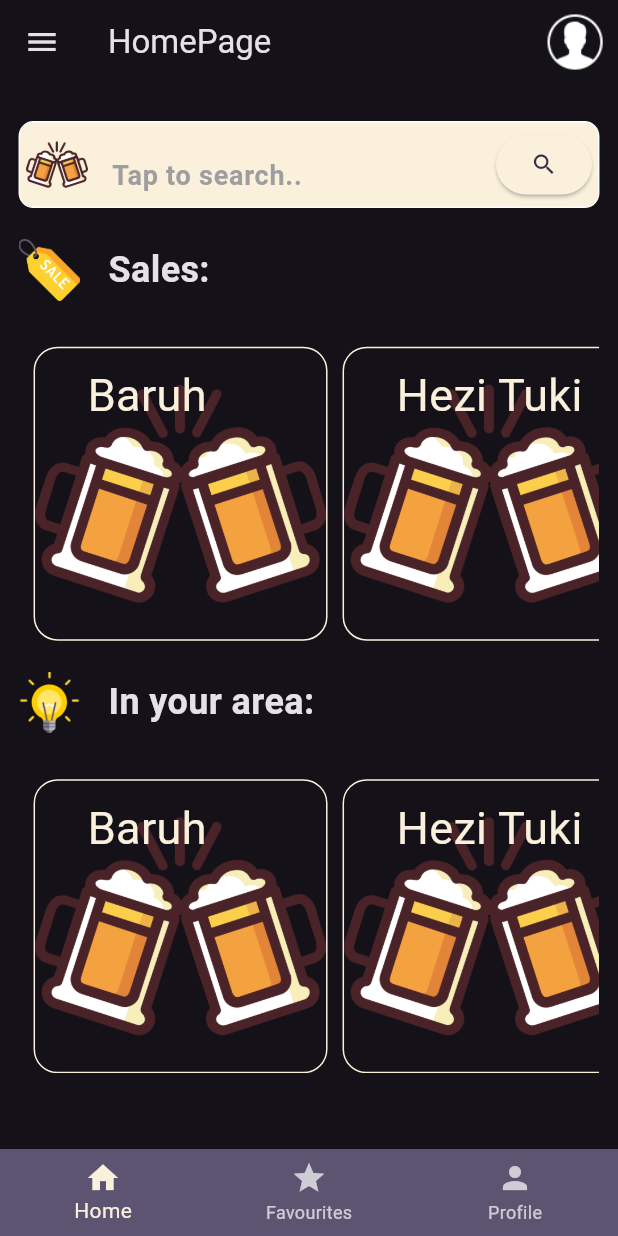
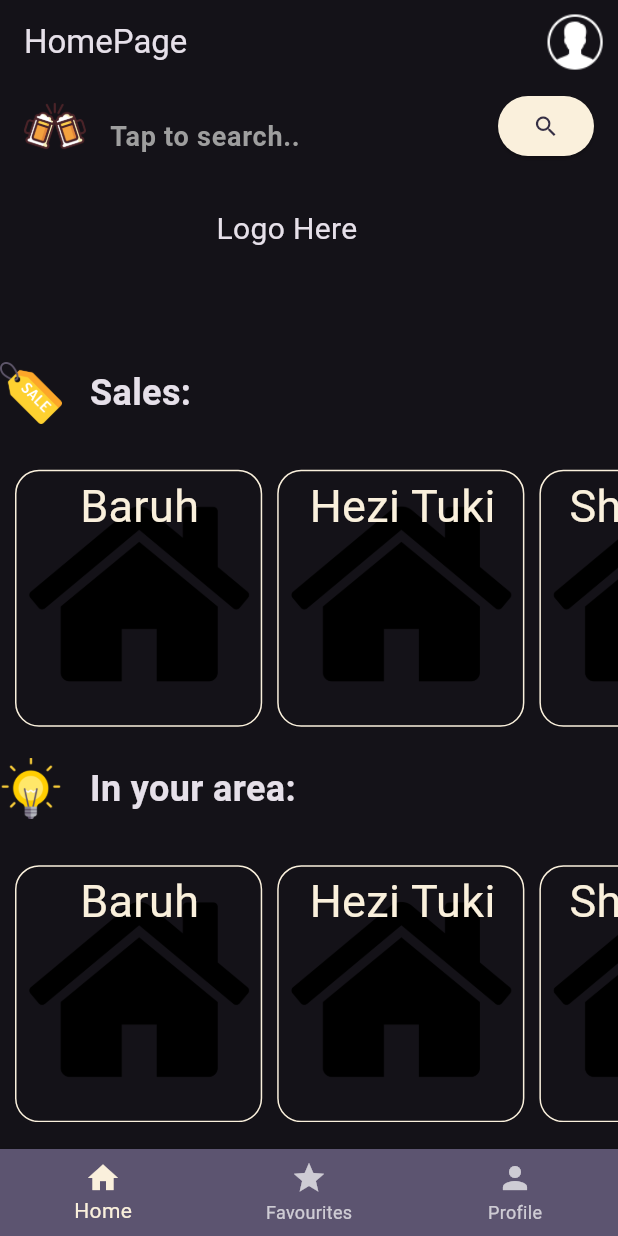
Before and after one commit to SimhaMarouani/everyBarApp, a Flutter app: the screen it shows after launch, on a phone screen of 412 x 824 dp. Run offline on Flutter 3.47's test engine with Material 2 defaults, Android fonts, the phone set to English and light mode, and no system bars; our stand-ins replace flutter_riverpod, google_fonts.

Commit message:
added silver app bar

```diff
--- /dev/null
+++ b/lib/screens/business_home_page.dart
@@ -0,0 +1,42 @@
+import 'package:flutter/material.dart';
+import 'package:flutter_riverpod/flutter_riverpod.dart';
+import 'package:iBar/models/business_model.dart';
+
+class BusinessHomePage extends ConsumerWidget {
+  const BusinessHomePage({
+    super.key,
+    required this.businessModel,
+  });
+  final Business businessModel;
+
+  @override
+  Widget build(BuildContext context, WidgetRef ref) {
+    return Scaffold(
+      drawer: null,
+      appBar: AppBar(
+        actions: [
+          IconButton(
+            onPressed: () {},
+            icon: AnimatedSwitcher(
+              duration: const Duration(milliseconds: 300),
+              transitionBuilder: (child, animation) {
+                return RotationTransition(
+                  turns: Tween<double>(begin: 0.5, end: 1.0).animate(animation),
+                  child: child,
+                );
+              },
+              child: const Icon(
+                Icons.star,
+              ),
+            ),
+          ),
+        ],
+        title: Text(businessModel.name),
+      ),
+      body: const Column(
+        crossAxisAlignment: CrossAxisAlignment.center,
+        children: [],
+      ),
+    );
+  }
+}
--- a/lib/screens/home_page.dart
+++ b/lib/screens/home_page.dart
@@ -40,23 +40,11 @@ class _MyWidgetState extends State<HomePage>
   Widget build(BuildContext context) {
     final deviceHeight = MediaQuery.of(context).size.height;
     final deviceWidth = MediaQuery.of(context).size.width;
-    return Padding(
-      padding: EdgeInsets.only(
-          left: deviceWidth * 0.03,
-          top: deviceHeight * 0.03,
-          right: deviceWidth * 0.03),
-      child: SingleChildScrollView(
-        child: Column(children: [
-          Container(
-            padding: const EdgeInsets.all(4.0),
-            decoration: BoxDecoration(
-              border: Border.all(color: Colors.white),
-              color: Theme.of(context)
-                  .colorScheme
-                  .secondary, // Remove the background color
-              borderRadius: BorderRadius.circular(10.0),
-            ),
-            child: Row(
+    return CustomScrollView(
+      slivers: [
+        SliverAppBar(
+          pinned: true,
+          title: Row(
             crossAxisAlignment: CrossAxisAlignment.end,
             children: [
               Expanded(
@@ -66,11 +54,15 @@ class _MyWidgetState extends State<HomePage>
                     color: Theme.of(context).colorScheme.primary,
                   ),
                   focusNode: _focusNode,
+                  onTap: () {
+                    // Set focus on tap
+                    _focusNode.requestFocus();
+                  },
                   onTapOutside: (event) => _focusNode.unfocus(),
                   decoration: InputDecoration(
                     labelText: 'Tap to search..',
-                        contentPadding: const EdgeInsets.symmetric(
-                            vertical: 0, horizontal: 0),
+                    contentPadding:
+                        const EdgeInsets.symmetric(vertical: 0, horizontal: 0),
                     labelStyle: const TextStyle(
                       fontSize: 18,
                       fontWeight: FontWeight.bold,
@@ -82,20 +74,48 @@ class _MyWidgetState extends State<HomePage>
                       'assests/beer.png',
                       width: deviceWidth * 0.1,
                       height: deviceHeight * 0.1,
-                        )),
+                    ),
+                  ),
                 ),
               ),
               ElevatedButton(
                 style: ElevatedButton.styleFrom(
                   padding: const EdgeInsets.all(10),
-                      backgroundColor: Theme.of(context).colorScheme.secondary),
-                  onPressed: () {},
+                  backgroundColor: Theme.of(context).colorScheme.secondary,
+                ),
+                onPressed: () {
+                  // Perform search action here
+                },
                 child: const Icon(Icons.search),
               ),
             ],
           ),
+          expandedHeight: deviceHeight * 0.2, // Set as needed
+          flexibleSpace: FlexibleSpaceBar(
+            background: Padding(
+              padding: EdgeInsets.only(
+                top: deviceHeight * 0.1,
+                left: deviceWidth * 0.35,
               ),
-          Row(mainAxisAlignment: MainAxisAlignment.start, children: [
+              child: Text(
+                'Logo Here',
+                style: TextStyle(
+                  color: Theme.of(context).colorScheme.onBackground,
+                  fontSize: 20,
+                ),
+              ),
+            ),
+          ),
+        ),
+        SliverList(
+          delegate: SliverChildBuilderDelegate(
+            (BuildContext context, int index) {
+              // Build your scrollable content here
+              return Column(
+                children: [
+                  Row(
+                    mainAxisAlignment: MainAxisAlignment.start,
+                    children: [
                       Image.asset(
                         "assests/sale-2.png",
                         width: deviceWidth * 0.1,
@@ -110,8 +130,13 @@ class _MyWidgetState extends State<HomePage>
                           fontWeight: FontWeight.bold,
                         ),
                       ),
-          ]),
-          BusinessList(animationController: _animationController, isList: true),
+                    ],
+                  ),
+                  BusinessList(
+                    animationController: _animationController,
+                    isList: true,
+                    bList: widget.availableBusinesses,
+                  ),
                   Row(mainAxisAlignment: MainAxisAlignment.start, children: [
                     Image.asset(
                       "assests/light.png",
@@ -131,9 +156,14 @@ class _MyWidgetState extends State<HomePage>
                   BusinessList(
                     animationController: _animationController,
                     isList: false,
+                    bList: widget.availableBusinesses,
                   ),
-        ]),
+                ],
+              );
+            },
           ),
+        ),
+      ],
     );
   }
 }
--- a/lib/screens/tabs.dart
+++ b/lib/screens/tabs.dart
@@ -33,7 +33,6 @@ class _TabsState extends ConsumerState<Tabs> {
       availableBusinesses: businesses,
     );
     return Scaffold(
-      drawer: activePage,
       appBar: AppBar(actions: [
         IconButton(
             onPressed: () {},
--- a/lib/widgets/business_item.dart
+++ b/lib/widgets/business_item.dart
@@ -4,36 +4,61 @@ import 'package:iBar/models/business_model.dart';
 class BusinesListItem extends StatelessWidget {
   const BusinesListItem({
     super.key,
-    required this.category,
+    required this.businessItem,
     required this.onSelect,
   });
 
-  final Business category;
+  final Business businessItem;
   final void Function() onSelect;
 
   @override
   Widget build(BuildContext context) {
+    final deviceHeight = MediaQuery.of(context).size.height;
+    final deviceWidth = MediaQuery.of(context).size.width;
     return Container(
+      width: deviceWidth * 0.4,
+      height: deviceHeight * 0.2,
       margin: const EdgeInsets.only(left: 10, top: 0),
       child: InkWell(
         onTap: onSelect,
         splashColor: Theme.of(context).primaryColor,
         borderRadius: BorderRadius.circular(10),
         child: Container(
+          width: deviceWidth * 0.4,
+          height: deviceHeight * 0.2,
           decoration: BoxDecoration(
             border: Border.all(
               color: Theme.of(context).colorScheme.secondary,
             ),
             borderRadius: BorderRadius.circular(16),
           ),
-          child: Stack(
+          child: LayoutBuilder(builder: (context, constraints) {
+            double textFontSize = 30.0; // Adjust the font size as needed
+            TextSpan textSpan = TextSpan(
+              text: businessItem.name,
+              style: TextStyle(
+                fontSize: textFontSize,
+                color: Theme.of(context).colorScheme.secondary,
+              ),
+            );
+
+            TextPainter textPainter = TextPainter(
+              text: textSpan,
+              textDirection: TextDirection.ltr,
+            );
+            textPainter.layout();
+
+            double textWidth = textPainter.width;
+
+            return Stack(
+              fit: StackFit.loose,
               children: [
-              Image.asset("assests/beer.png"),
+                Image.asset("assests/home.png"),
                 Positioned(
-                top: 10,
-                left: 35,
+                  left: constraints.maxWidth * 0.5 - textWidth * 0.5,
+                  top: constraints.minHeight * 0.01,
                   child: Text(
-                  category.name,
+                    businessItem.name,
                     style: TextStyle(
                       fontSize: 30,
                       color: Theme.of(context).colorScheme.secondary,
@@ -41,7 +66,8 @@ class BusinesListItem extends StatelessWidget {
                   ),
                 ),
               ],
-          ),
+            );
+          }),
         ),
       ),
     );
--- a/lib/widgets/business_list_generator.dart
+++ b/lib/widgets/business_list_generator.dart
@@ -1,32 +1,54 @@
 import 'package:flutter/material.dart';
 import 'package:iBar/data/data.dart';
+import 'package:iBar/models/business_model.dart';
+import 'package:iBar/screens/business_home_page.dart';
 import 'package:iBar/widgets/business_item.dart';
 
 class BusinessList extends StatefulWidget {
   const BusinessList(
-      {super.key, required this.animationController, required this.isList});
+      {super.key,
+      required this.animationController,
+      required this.isList,
+      required this.bList});
   final AnimationController animationController;
   final bool isList;
+  final List<Business> bList;
 
   @override
   State<BusinessList> createState() => _BusinessSalesListState();
 }
 
 class _BusinessSalesListState extends State<BusinessList> {
+  void _selectBusiness(BuildContext context, Business business) {
+    Navigator.push(
+      context,
+      MaterialPageRoute(
+        builder: (ctx) => BusinessHomePage(
+          businessModel: business,
+        ),
+      ),
+    );
+  }
+
   @override
   Widget build(BuildContext context) {
     final deviceHeight = MediaQuery.of(context).size.height;
+    final deviceWidth = MediaQuery.of(context).size.width;
+
     return AnimatedBuilder(
       animation: widget.animationController,
       child: SizedBox(
-        height: deviceHeight * 0.25,
+        width: deviceWidth,
+        height: deviceHeight * 0.22,
         child: ListView.builder(
           padding: const EdgeInsets.only(top: 10),
           itemCount: businessList.length,
           scrollDirection: Axis.horizontal,
           itemBuilder: (context, index) => BusinesListItem(
-            category: businessList[index],
-            onSelect: () {},
+            businessItem: businessList[index],
+            onSelect: () {
+              _selectBusiness(context, businessList[index]);
+            },
           ),
         ),
       ),
```
Lines whose indentation alone changed are shown as unchanged.
